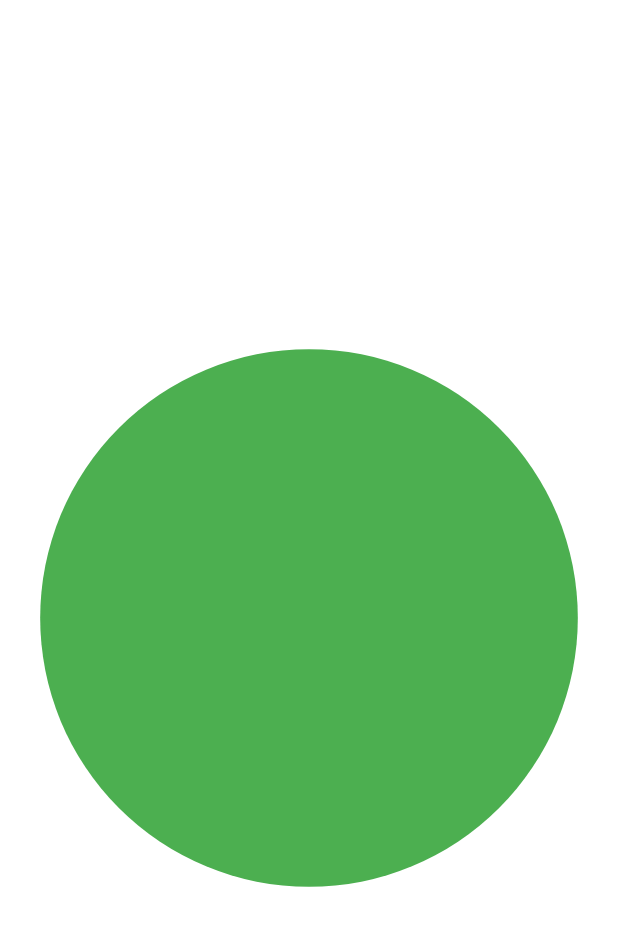
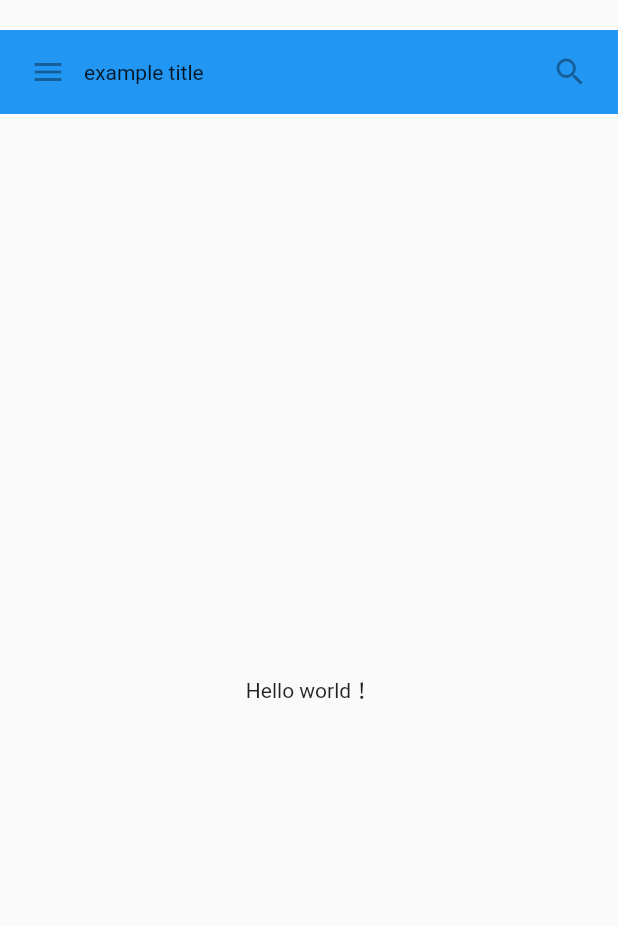
Before and after one commit to xurui1995/flutter_practice, a Flutter app: the screen it shows after launch, on a phone screen of 412 x 824 dp. Shown: the top 926 px of the screen. Run offline on Flutter 3.47's test engine with Material 2 defaults, Android fonts, the phone set to English and light mode, and no system bars.

Commit message:
add MyAppBar

```diff
--- a/lib/main.dart
+++ b/lib/main.dart
@@ -73,10 +73,14 @@ Lake Oeschinen lies at the foot of the Blüemlisalp in the Bernese Alps. Situate
           softWrap: true,
         ));
 
-    return new Container(
+    return new MaterialApp(
+      title: "My APP",
+      home: new MyScaffold(),
+    );
+/*    return new Container(
         color: Colors.white,
         child: new SquareFragment()
-    );
+    );*/
 /*    return new MaterialApp(
         title: 'Flutter Demo',
         theme: new ThemeData(
--- a/lib/test.dart
+++ b/lib/test.dart
@@ -1,14 +1,13 @@
 import 'package:flutter/material.dart';
+
 class TapboxA extends StatefulWidget {
   @override
   State<StatefulWidget> createState() {
     return new TapboxAState();
   }
-
 }
 
-class TapboxAState extends State<TapboxA>{
-
+class TapboxAState extends State<TapboxA> {
   bool _active = false;
 
   void _handleTap() {
@@ -20,12 +19,15 @@ class TapboxAState extends State<TapboxA>{
   @override
   Widget build(BuildContext context) {
     return new GestureDetector(
-        onTap: (){_handleTap();},
+      onTap: () {
+        _handleTap();
+      },
       child: new Container(
         child: new Center(
-            child: new Text(_active ? 'Active' : 'Inactive',
-            style: new TextStyle(fontSize: 32.0,
-            color: Colors.white),),
+          child: new Text(
+            _active ? 'Active' : 'Inactive',
+            style: new TextStyle(fontSize: 32.0, color: Colors.white),
+          ),
         ),
         width: 200.0,
         height: 200.0,
@@ -37,9 +39,7 @@ class TapboxAState extends State<TapboxA>{
   }
 }
 
-
 class CustomPainterSample extends CustomPainter {
-
   double progress;
 
   CustomPainterSample({this.progress: 0.0});
@@ -50,7 +50,8 @@ class CustomPainterSample extends CustomPainter {
     p.color = Colors.green;
     p.isAntiAlias = true;
     p.style = PaintingStyle.fill;
-    canvas.drawCircle(size.center(const Offset(0.0, 0.0)), size.width / 2 * progress, p);
+    canvas.drawCircle(
+        size.center(const Offset(0.0, 0.0)), size.width / 2 * progress, p);
   }
 
   @override
@@ -59,14 +60,13 @@ class CustomPainterSample extends CustomPainter {
   }
 }
 
-class SquareFragmentState extends State<SquareFragment> with TickerProviderStateMixin{
+class SquareFragmentState extends State<SquareFragment>
+    with TickerProviderStateMixin {
   double progress = 0.0;
   @override
   void initState() {
     AnimationController ac = new AnimationController(
-        vsync: this,
-        duration: const Duration(milliseconds: 10000)
-    );
+        vsync: this, duration: const Duration(milliseconds: 10000));
     ac.addListener(() {
       this.setState(() {
         this.progress = ac.value;
@@ -74,6 +74,7 @@ class SquareFragmentState extends State<SquareFragment> with TickerProviderState
     });
     ac.forward();
   }
+
   @override
   build(BuildContext context) {
     return new Container(
@@ -83,12 +84,60 @@ class SquareFragmentState extends State<SquareFragment> with TickerProviderState
       ),
     );
   }
-
 }
 
-class SquareFragment extends StatefulWidget{
+class SquareFragment extends StatefulWidget {
   @override
   State<StatefulWidget> createState() {
     return new SquareFragmentState();
   }
 }
+
+class MyAppBar extends StatelessWidget {
+  final Widget title;
+
+  MyAppBar({this.title});
+  @override
+  Widget build(BuildContext context) {
+    return new Container(
+      margin: const EdgeInsets.symmetric(vertical: 20.0),
+      height: 56.0,
+      padding: const EdgeInsets.symmetric(horizontal: 8.0),
+      decoration: new BoxDecoration(color: Colors.blue[500]),
+      child: new Row(
+        children: <Widget>[
+          new IconButton(
+              icon: new Icon(Icons.menu),
+              tooltip: 'Navigation menu',
+              onPressed: null),
+          new Expanded(
+              child: title
+          ),
+          new IconButton(
+              icon: new Icon(Icons.search),
+              tooltip: 'Search',
+              onPressed: null)
+        ],
+      ),
+    );
+  }
+}
+
+class MyScaffold extends StatelessWidget {
+  @override
+  Widget build(BuildContext context) {
+    return new Material(
+        child: new Column(
+      children: <Widget>[
+        new MyAppBar(
+            title: new Text(
+            "example title",
+        )),
+        new Expanded(
+            child: new Center(
+          child: new Text("Hello world！"),
+        ))
+      ],
+    ));
+  }
+}
```
Lines whose indentation alone changed are shown as unchanged.
